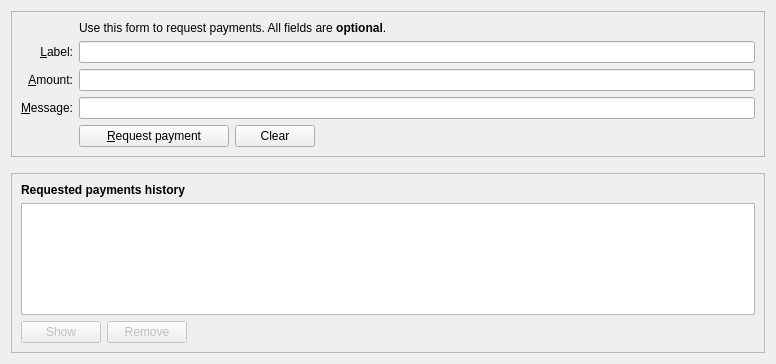
This is src/qt/forms/receivecoinsdialog.ui in Garlicium/GRLM as Qt 5 draws it before an edit. The edited form follows.
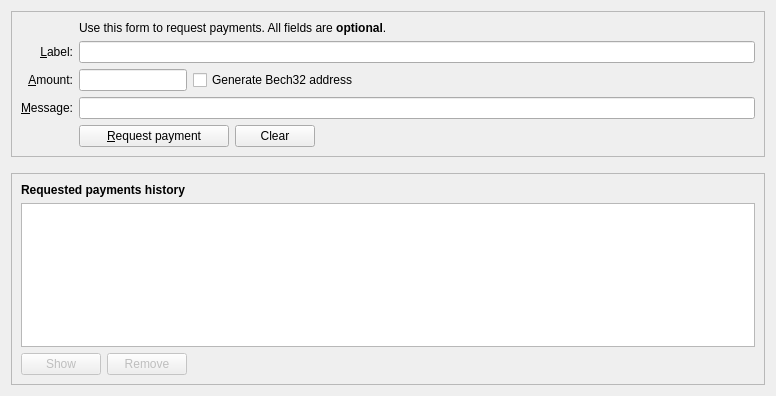
This is the edited form. Icons and pictures are not drawn. Custom widgets are drawn as their Qt base class.

What changed in the file:
```diff
--- a/src/qt/forms/receivecoinsdialog.ui
+++ b/src/qt/forms/receivecoinsdialog.ui
@@ -7,7 +7,7 @@
     <x>0</x>
     <y>0</y>
     <width>776</width>
-    <height>364</height>
+    <height>396</height>
    </rect>
   </property>
   <layout class="QVBoxLayout" name="verticalLayout" stretch="0,0,1">
@@ -28,6 +28,22 @@
      <layout class="QVBoxLayout" name="verticalLayout_3">
       <item>
        <layout class="QGridLayout" name="gridLayout">
+        <item row="5" column="0">
+         <widget class="QLabel" name="label">
+          <property name="toolTip">
+           <string>An optional amount to request. Leave this empty or zero to not request a specific amount.</string>
+          </property>
+          <property name="text">
+           <string>&amp;Amount:</string>
+          </property>
+          <property name="alignment">
+           <set>Qt::AlignRight|Qt::AlignTrailing|Qt::AlignVCenter</set>
+          </property>
+          <property name="buddy">
+           <cstring>reqAmount</cstring>
+          </property>
+         </widget>
+        </item>
         <item row="6" column="0">
          <widget class="QLabel" name="label_3">
           <property name="toolTip">
@@ -51,13 +67,6 @@
           </property>
          </widget>
         </item>
-        <item row="6" column="2">
-         <widget class="QLineEdit" name="reqMessage">
-          <property name="toolTip">
-           <string>An optional message to attach to the payment request, which will be displayed when the request is opened. Note: The message will not be sent with the payment over the Vertcoin network.</string>
-          </property>
-         </widget>
-        </item>
         <item row="2" column="2">
          <widget class="QLabel" name="label_5">
           <property name="text">
@@ -81,32 +90,10 @@
           </property>
          </widget>
         </item>
-        <item row="5" column="0">
-         <widget class="QLabel" name="label">
+        <item row="6" column="2">
+         <widget class="QLineEdit" name="reqMessage">
           <property name="toolTip">
-           <string>An optional amount to request. Leave this empty or zero to not request a specific amount.</string>
-          </property>
-          <property name="text">
-           <string>&amp;Amount:</string>
-          </property>
-          <property name="alignment">
-           <set>Qt::AlignRight|Qt::AlignTrailing|Qt::AlignVCenter</set>
-          </property>
-          <property name="buddy">
-           <cstring>reqAmount</cstring>
-          </property>
-         </widget>
-        </item>
-        <item row="5" column="2">
-         <widget class="BitcoinAmountField" name="reqAmount">
-          <property name="minimumSize">
-           <size>
-            <width>80</width>
-            <height>0</height>
-           </size>
-          </property>
-          <property name="toolTip">
-           <string>An optional amount to request. Leave this empty or zero to not request a specific amount.</string>
+           <string>An optional message to attach to the payment request, which will be displayed when the request is opened. Note: The message will not be sent with the payment over the Vertcoin network.</string>
           </property>
          </widget>
         </item>
@@ -174,6 +161,73 @@
           </property>
          </widget>
         </item>
+        <item row="5" column="2">
+         <layout class="QHBoxLayout" name="horizontalLayout_6">
+          <item>
+           <widget class="BitcoinAmountField" name="reqAmount">
+            <property name="sizePolicy">
+             <sizepolicy hsizetype="Fixed" vsizetype="Fixed">
+              <horstretch>0</horstretch>
+              <verstretch>0</verstretch>
+             </sizepolicy>
+            </property>
+            <property name="minimumSize">
+             <size>
+              <width>80</width>
+              <height>0</height>
+             </size>
+            </property>
+            <property name="maximumSize">
+             <size>
+              <width>1000</width>
+              <height>100</height>
+             </size>
+            </property>
+            <property name="toolTip">
+             <string>An optional amount to request. Leave this empty or zero to not request a specific amount.</string>
+            </property>
+           </widget>
+          </item>
+          <item>
+           <widget class="QCheckBox" name="useBech32">
+            <property name="sizePolicy">
+             <sizepolicy hsizetype="Fixed" vsizetype="Fixed">
+              <horstretch>0</horstretch>
+              <verstretch>0</verstretch>
+             </sizepolicy>
+            </property>
+            <property name="maximumSize">
+             <size>
+              <width>1000</width>
+              <height>16777215</height>
+             </size>
+            </property>
+            <property name="focusPolicy">
+             <enum>Qt::StrongFocus</enum>
+            </property>
+            <property name="toolTip">
+             <string>Bech32 addresses (BIP-173) are cheaper to spend from and offer better protection against typos. When unchecked a P2SH wrapped SegWit address will be created, compatible with older wallets.</string>
+            </property>
+            <property name="text">
+             <string>Generate Bech32 address</string>
+            </property>
+           </widget>
+          </item>
+          <item>
+           <spacer name="horizontalSpacer_3">
+            <property name="orientation">
+             <enum>Qt::Horizontal</enum>
+            </property>
+            <property name="sizeHint" stdset="0">
+             <size>
+              <width>0</width>
+              <height>0</height>
+             </size>
+            </property>
+           </spacer>
+          </item>
+         </layout>
+        </item>
        </layout>
       </item>
      </layout>
```
Left out of the diff: 3 changed lines with no effect on the pictures.
